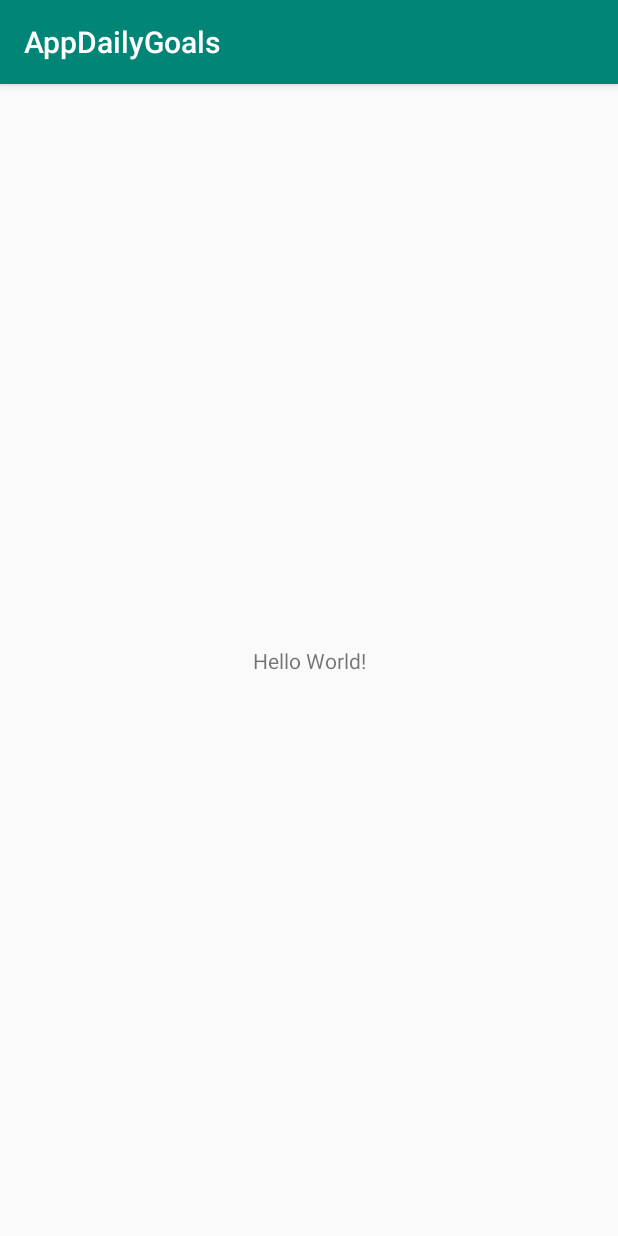
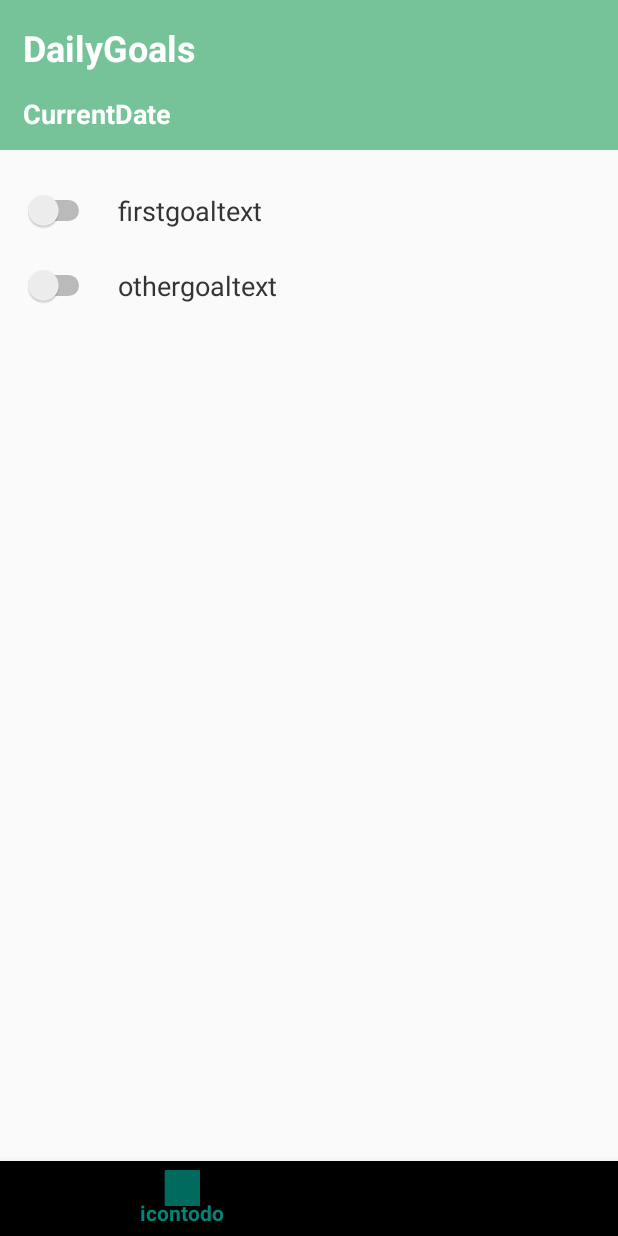
Before and after one commit to yingyingxx/App, an Android app: the screen it shows after launch (MainActivity), on a phone screen of 412 x 824 dp. Run offline under Robolectric (Android 15) with nearby library versions, the phone set to English and light mode, and no system bars.

Commit message:
calendar, header and footer

```diff
--- a/app/build.gradle
+++ b/app/build.gradle
@@ -26,4 +26,5 @@ dependencies {
     testImplementation 'junit:junit:4.12'
     androidTestImplementation 'androidx.test.ext:junit:1.1.1'
     androidTestImplementation 'androidx.test.espresso:espresso-core:3.2.0'
+    implementation 'com.google.android.material:material:1.0.0'
 }
--- a/app/src/main/res/layout/activity_main.xml
+++ b/app/src/main/res/layout/activity_main.xml
@@ -1,18 +1,93 @@
 <?xml version="1.0" encoding="utf-8"?>
-<androidx.constraintlayout.widget.ConstraintLayout xmlns:android="http://schemas.android.com/apk/res/android"
+
+    <RelativeLayout
+        xmlns:android="http://schemas.android.com/apk/res/android"
         xmlns:app="http://schemas.android.com/apk/res-auto"
         xmlns:tools="http://schemas.android.com/tools"
+        android:id="@+id/main"
         android:layout_width="match_parent"
         android:layout_height="match_parent"
-    tools:context=".MainActivity">
+        android:clickable="false"
+        tools:context=".MainActivity"
+        tools:ignore="DuplicateIds">
+
+        <!--header-->
+        <include layout="@layout/header" />
+
+    <com.google.android.material.bottomnavigation.BottomNavigationView
+        android:id="@+id/design_navigation_view"
+        android:layout_width="match_parent"
+        android:layout_height="50dp"
+        android:layout_alignParentBottom="true"
+        app:menu="@menu/footer" />
+
+
+    <RelativeLayout
+        android:id="@+id/main"
+        android:layout_width="fill_parent"
+        android:layout_height="fill_parent"
+        android:layout_above="@menu/footer"
+        android:layout_below="@id/header"
+        app:layout_constraintTop_toBottomOf="@+id/header">
+
+        <TableRow
+            android:id="@+id/FirstRowView"
+            android:layout_width="match_parent"
+            android:layout_height="50dp"
+            android:layout_marginTop="15dp"
+            app:layout_constraintEnd_toEndOf="parent"
+            app:layout_constraintStart_toStartOf="parent">
+
+            <Switch
+                android:id="@+id/switch1"
+                android:layout_width="wrap_content"
+                android:layout_height="match_parent"
+                android:layout_marginStart="15dp"
+                android:gravity="center_vertical" />
 
             <TextView
+                android:id="@+id/goalview"
                 android:layout_width="wrap_content"
-        android:layout_height="wrap_content"
-        android:text="Hello World!"
-        app:layout_constraintBottom_toBottomOf="parent"
-        app:layout_constraintLeft_toLeftOf="parent"
-        app:layout_constraintRight_toRightOf="parent"
-        app:layout_constraintTop_toTopOf="parent" />
+                android:layout_height="match_parent"
+                android:layout_marginStart="15dp"
+                android:gravity="center_vertical"
+                android:text="@string/firstgoal"
+                android:textColor="#333534"
+                android:textSize="18sp"
+                app:layout_constraintStart_toEndOf="parent" />
 
-</androidx.constraintlayout.widget.ConstraintLayout>
+        </TableRow>
+
+        <TableRow
+            android:id="@+id/TableRowView"
+            android:layout_width="match_parent"
+            android:layout_height="50dp"
+            android:layout_below="@+id/FirstRowView"
+            android:layout_marginTop="0dp"
+            app:layout_constraintEnd_toEndOf="parent"
+            app:layout_constraintStart_toStartOf="parent"
+            app:layout_constraintTop_toBottomOf="@+id/FirstRowView">
+
+            <Switch
+                android:id="@+id/switch2"
+                android:layout_width="wrap_content"
+                android:layout_height="match_parent"
+                android:layout_marginStart="15dp"
+                android:gravity="center_vertical" />
+
+            <TextView
+                android:id="@+id/othergoalView"
+                android:layout_width="wrap_content"
+                android:layout_height="match_parent"
+                android:layout_gravity="start"
+                android:layout_marginStart="15dp"
+                android:gravity="center_vertical"
+                android:text="@string/othergoal"
+                android:textColor="#333534"
+                android:textSize="18sp" />
+
+        </TableRow>
+
+    </RelativeLayout>
+
+</RelativeLayout>
--- /dev/null
+++ b/app/src/main/res/layout/calender.xml
@@ -0,0 +1,39 @@
+<?xml version="1.0" encoding="utf-8"?>
+
+<RelativeLayout
+    xmlns:android="http://schemas.android.com/apk/res/android"
+    xmlns:app="http://schemas.android.com/apk/res-auto"
+    xmlns:tools="http://schemas.android.com/tools"
+    android:id="@+id/main"
+    android:layout_width="match_parent"
+    android:layout_height="match_parent"
+    android:clickable="false"
+    tools:context=".MainActivity"
+    tools:ignore="DuplicateIds">
+
+    <!--header-->
+    <include layout="@layout/header" />
+
+    <com.google.android.material.bottomnavigation.BottomNavigationView
+        android:id="@+id/design_navigation_view"
+        android:layout_width="match_parent"
+        android:layout_height="50dp"
+        android:layout_alignParentBottom="true"
+        app:menu="@menu/footer" />
+
+    <RelativeLayout
+        android:id="@+id/calender"
+        android:layout_width="fill_parent"
+        android:layout_height="fill_parent"
+        android:layout_below="@id/header"
+        app:layout_constraintTop_toBottomOf="@+id/header">
+
+        <CalendarView
+            android:id="@+id/calendarView"
+            android:layout_width="wrap_content"
+            android:layout_height="320dp"
+            android:layout_alignParentEnd="true"
+            android:layout_marginTop="25dp"
+            android:layout_marginEnd="25dp" />
+    </RelativeLayout>
+</RelativeLayout>
--- /dev/null
+++ b/app/src/main/res/layout/header.xml
@@ -0,0 +1,34 @@
+<?xml version="1.0" encoding="utf-8"?>
+<RelativeLayout
+xmlns:android="http://schemas.android.com/apk/res/android"
+android:id="@+id/header"
+android:layout_width="match_parent"
+android:layout_height="100dp"
+android:layout_alignParentTop="true"
+android:background="#76C39A">
+
+    <TextView
+        android:id="@+id/appname"
+        android:layout_width="wrap_content"
+        android:layout_height="wrap_content"
+        android:layout_marginStart="15dp"
+        android:layout_marginTop="15dp"
+        android:text="@string/Appname"
+        android:textColor="#FFFFFF"
+        android:textSize="24sp"
+        android:textStyle="bold" />
+
+    <TextView
+        android:id="@+id/date"
+        android:layout_width="wrap_content"
+        android:layout_height="wrap_content"
+        android:layout_below="@+id/appname"
+        android:layout_alignParentBottom="true"
+        android:layout_marginStart="15dp"
+        android:layout_marginTop="15dp"
+        android:layout_marginBottom="15dp"
+        android:text="@string/Date"
+        android:textColor="#FFFFFF"
+        android:textSize="18sp"
+        android:textStyle="bold" />
+</RelativeLayout>
--- /dev/null
+++ b/app/src/main/res/menu/footer.xml
@@ -0,0 +1,16 @@
+<?xml version="1.0" encoding="utf-8"?>
+
+<menu xmlns:android="http://schemas.android.com/apk/res/android"
+    xmlns:app="http://schemas.android.com/apk/res-auto">
+
+
+    <item
+        android:id="@+id/action_todo"
+        android:icon="@drawable/ic_action_todo"
+        android:title="@string/icontodostring"/>
+
+    <item
+        android:id="@+id/action_kalender"
+        android:icon="@drawable/ic_action_kalender"
+        android:title="@string/iconkalender"/>
+</menu>
--- a/app/src/main/res/values/strings.xml
+++ b/app/src/main/res/values/strings.xml
@@ -1,3 +1,10 @@
 <resources>
     <string name="app_name">AppDailyGoals</string>
+    <string name="othergoalstring">othergoal</string>
+    <string name="Appname">DailyGoals</string>
+    <string name="Date">CurrentDate</string>
+    <string name="firstgoal">firstgoaltext</string>
+    <string name="othergoal">othergoaltext</string>
+    <string name="icontodostring">icontodo</string>
+    <string name="iconkalender">Kalender</string>
 </resources>
--- a/app/src/main/res/values/styles.xml
+++ b/app/src/main/res/values/styles.xml
@@ -1,7 +1,7 @@
 <resources>
 
     <!-- Base application theme. -->
-    <style name="AppTheme" parent="Theme.AppCompat.Light.DarkActionBar">
+    <style name="AppTheme" parent="Theme.AppCompat.Light.NoActionBar">
         <!-- Customize your theme here. -->
         <item name="colorPrimary">@color/colorPrimary</item>
         <item name="colorPrimaryDark">@color/colorPrimaryDark</item>
```
Also changed, not shown: app/src/main/java/com/example/appdailygoals/MainActivity.java (+8 -2 lines), app/src/main/res/drawable-hdpi/ic_action_kalender.png (added), app/src/main/res/drawable-hdpi/ic_action_todo.png (added), app/src/main/res/drawable-mdpi/ic_action_kalender.png (added), app/src/main/res/drawable-mdpi/ic_action_todo.png (added), app/src/main/res/drawable-xhdpi/ic_action_kalender.png (added), app/src/main/res/drawable-xhdpi/ic_action_todo.png (added), app/src/main/res/drawable-xxhdpi/ic_action_kalender.png (added), app/src/main/res/drawable-xxhdpi/ic_action_todo.png (added), app/src/main/res/drawable-xxxhdpi/ic_action_kalender.png (added), app/src/main/res/drawable-xxxhdpi/ic_action_todo.png (added), app/src/main/res/drawable/kalender2.png (added), app/src/main/res/drawable/todo.png (added). Lines whose indentation alone changed are shown as unchanged.
